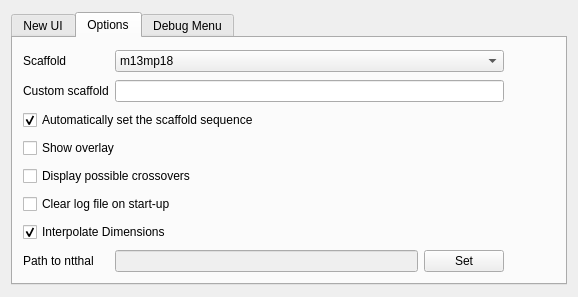
Old version of the form AdenitaCoreSE/form/SEAdenitaCoreSEAppGUI.ui in the repository edellano/Adenita-SAMSON-Edition.
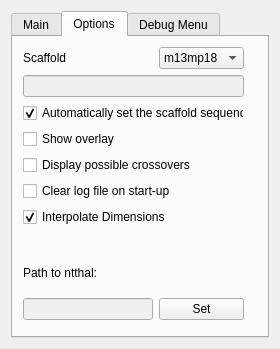
New version of the form. The open tabs and pages were chosen to show the change.

Commit message: Updated Adenita to work in SAMSON 0.8.0 Updated UI to make it suited to vertical docking minor readme update

Diff of the .ui file:
```diff
--- a/AdenitaCoreSE/form/SEAdenitaCoreSEAppGUI.ui
+++ b/AdenitaCoreSE/form/SEAdenitaCoreSEAppGUI.ui
@@ -6,26 +6,20 @@
    <rect>
     <x>0</x>
     <y>0</y>
-    <width>578</width>
-    <height>297</height>
+    <width>280</width>
+    <height>349</height>
    </rect>
   </property>
   <property name="sizePolicy">
-   <sizepolicy hsizetype="Minimum" vsizetype="Minimum">
+   <sizepolicy hsizetype="MinimumExpanding" vsizetype="Minimum">
     <horstretch>0</horstretch>
     <verstretch>0</verstretch>
    </sizepolicy>
   </property>
   <property name="minimumSize">
    <size>
-    <width>578</width>
-    <height>297</height>
-   </size>
-  </property>
-  <property name="maximumSize">
-   <size>
-    <width>578</width>
-    <height>297</height>
+    <width>280</width>
+    <height>349</height>
    </size>
   </property>
   <property name="focusPolicy">
@@ -37,13 +31,16 @@
   <layout class="QVBoxLayout" name="verticalLayout">
    <item>
     <layout class="QVBoxLayout" name="verticalLayout_2">
+     <property name="sizeConstraint">
+      <enum>QLayout::SetNoConstraint</enum>
+     </property>
      <item>
       <widget class="QTabWidget" name="tabWidget">
        <property name="enabled">
         <bool>true</bool>
        </property>
        <property name="sizePolicy">
-        <sizepolicy hsizetype="Fixed" vsizetype="Fixed">
+        <sizepolicy hsizetype="Ignored" vsizetype="Ignored">
          <horstretch>0</horstretch>
          <verstretch>0</verstretch>
         </sizepolicy>
@@ -54,18 +51,12 @@
          <height>273</height>
         </size>
        </property>
-       <property name="maximumSize">
-        <size>
-         <width>700</width>
-         <height>273</height>
-        </size>
-       </property>
        <property name="currentIndex">
         <number>0</number>
        </property>
        <widget class="QWidget" name="tabAdenitaUI">
         <attribute name="title">
-         <string>New UI</string>
+         <string>Main</string>
         </attribute>
         <widget class="QWidget" name="gridLayoutWidget_2">
          <property name="geometry">
@@ -278,56 +269,14 @@
           <rect>
            <x>10</x>
            <y>10</y>
-           <width>481</width>
-           <height>231</height>
+           <width>221</width>
+           <height>273</height>
           </rect>
          </property>
          <layout class="QGridLayout" name="gridLayout">
-          <item row="1" column="0">
-           <widget class="QLabel" name="label_2">
-            <property name="text">
-             <string>Custom scaffold</string>
-            </property>
-           </widget>
-          </item>
-          <item row="7" column="1">
-           <widget class="QLineEdit" name="lineNtthal">
-            <property name="enabled">
-             <bool>false</bool>
-            </property>
-           </widget>
-          </item>
-          <item row="7" column="0">
-           <widget class="QLabel" name="label_3">
-            <property name="text">
-             <string>Path to ntthal</string>
-            </property>
-           </widget>
-          </item>
-          <item row="0" column="0">
-           <widget class="QLabel" name="label">
-            <property name="text">
-             <string>Scaffold</string>
-            </property>
-           </widget>
-          </item>
-          <item row="7" column="2">
-           <widget class="QPushButton" name="btnSetPathNtthal">
-            <property name="text">
-             <string>Set</string>
-            </property>
-           </widget>
-          </item>
-          <item row="6" column="0" colspan="3">
-           <widget class="QCheckBox" name="chkInterpolateDim">
-            <property name="text">
-             <string>Interpolate Dimensions</string>
-            </property>
-            <property name="checked">
-             <bool>true</bool>
-            </property>
-           </widget>
-          </item>
+          <property name="sizeConstraint">
+           <enum>QLayout::SetNoConstraint</enum>
+          </property>
           <item row="5" column="0" colspan="3">
            <widget class="QCheckBox" name="chkClearLog">
             <property name="text">
@@ -335,6 +284,16 @@
             </property>
            </widget>
           </item>
+          <item row="1" column="0" colspan="3">
+           <widget class="QLineEdit" name="lineCustomScaffold">
+            <property name="enabled">
+             <bool>false</bool>
+            </property>
+            <property name="readOnly">
+             <bool>false</bool>
+            </property>
+           </widget>
+          </item>
           <item row="4" column="0" colspan="3">
            <widget class="QCheckBox" name="chkXODisplay">
             <property name="text">
@@ -342,6 +301,49 @@
             </property>
            </widget>
           </item>
+          <item row="0" column="1" colspan="2">
+           <widget class="QComboBox" name="cmbScaffold">
+            <item>
+             <property name="text">
+              <string>m13mp18</string>
+             </property>
+            </item>
+            <item>
+             <property name="text">
+              <string>p7249</string>
+             </property>
+            </item>
+            <item>
+             <property name="text">
+              <string>Custom</string>
+             </property>
+            </item>
+           </widget>
+          </item>
+          <item row="0" column="0">
+           <widget class="QLabel" name="label">
+            <property name="text">
+             <string>Scaffold</string>
+            </property>
+           </widget>
+          </item>
+          <item row="10" column="0">
+           <widget class="QLineEdit" name="lineNtthal">
+            <property name="enabled">
+             <bool>false</bool>
+            </property>
+           </widget>
+          </item>
+          <item row="7" column="0" colspan="3">
+           <widget class="QCheckBox" name="chkInterpolateDim">
+            <property name="text">
+             <string>Interpolate Dimensions</string>
+            </property>
+            <property name="checked">
+             <bool>true</bool>
+            </property>
+           </widget>
+          </item>
           <item row="3" column="0" colspan="3">
            <widget class="QCheckBox" name="chkOverlay">
             <property name="text">
@@ -359,26 +361,31 @@
             </property>
            </widget>
           </item>
-          <item row="1" column="1" colspan="2">
-           <widget class="QLineEdit" name="lineCustomScaffold"/>
+          <item row="8" column="0" colspan="3">
+           <spacer name="horizontalSpacer">
+            <property name="orientation">
+             <enum>Qt::Horizontal</enum>
+            </property>
+            <property name="sizeHint" stdset="0">
+             <size>
+              <width>40</width>
+              <height>20</height>
+             </size>
+            </property>
+           </spacer>
           </item>
-          <item row="0" column="1" colspan="2">
-           <widget class="QComboBox" name="cmbScaffold">
-            <item>
-             <property name="text">
-              <string>m13mp18</string>
-             </property>
-            </item>
-            <item>
-             <property name="text">
-              <string>p7249</string>
-             </property>
-            </item>
-            <item>
-             <property name="text">
-              <string>Custom</string>
-             </property>
-            </item>
+          <item row="9" column="0" colspan="3">
+           <widget class="QLabel" name="label_3">
+            <property name="text">
+             <string>Path to ntthal:</string>
+            </property>
+           </widget>
+          </item>
+          <item row="10" column="1" colspan="2">
+           <widget class="QPushButton" name="btnSetPathNtthal">
+            <property name="text">
+             <string>Set</string>
+            </property>
            </widget>
           </item>
          </layout>
```
Left out of the diff: 227 changed lines with no effect on the pictures. The commit also changes 5 other files.
